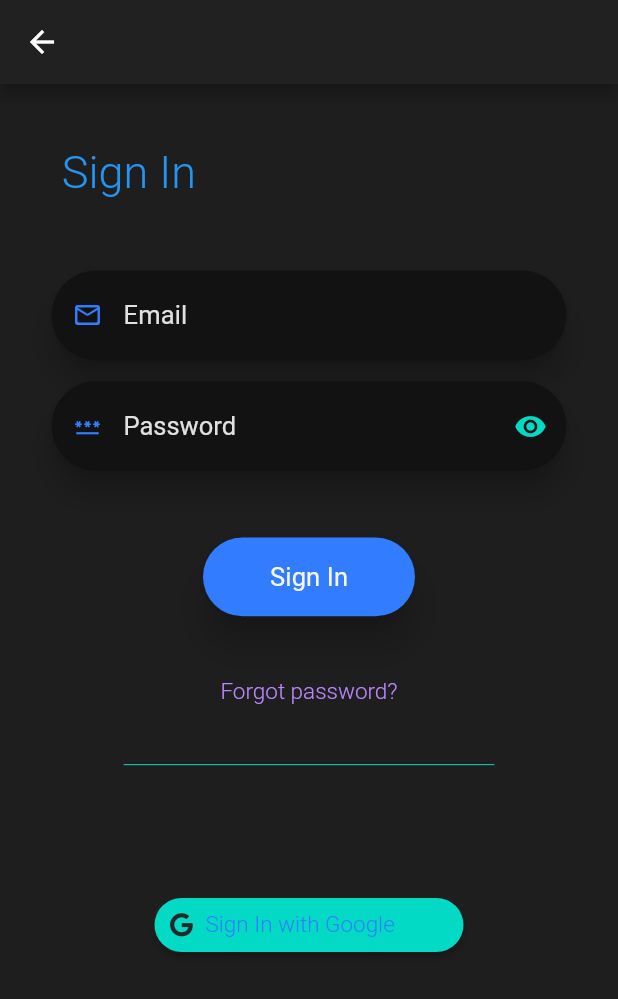
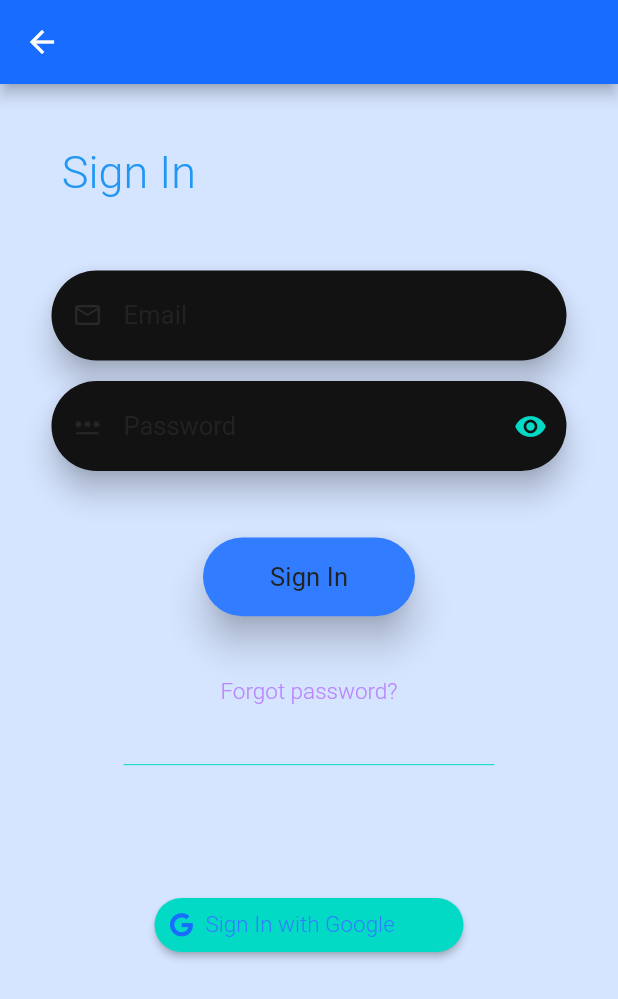
Before and after one commit to MalekChehab/my_shelf, a Flutter app: the screen it shows after launch, after a tap on "Sign In", on a phone screen of 412 x 824 dp. Shown: the top 999 px of the screen. Run offline on Flutter 3.47's test engine with Material 2 defaults, Android fonts, the phone set to English and light mode, and no system bars; drawn by our look-alikes of loading_overlay; our stand-ins replace cached_network_image, cloud_firestore, firebase_auth, firebase_core, firebase_storage, flutter_hooks and 13 more; missing offline and left inert: blurhash, day_night_switcher, marquee_widget; accounts and stored records are empty; Roboto replaces fonts that are missing (Nunito).

Commit message:
Added light theme and theme switch and theme provider

```diff
--- /dev/null
+++ b/lib/controllers/shared_utility.dart
@@ -0,0 +1,30 @@
+import 'package:flutter_riverpod/flutter_riverpod.dart';
+import 'package:shared_preferences/shared_preferences.dart';
+
+/* ** Code Reference: https://codewithandrea.com/videos/flutter-state-management-riverpod/
+***** The return type Future<SharedPreferences> isn't a 'SharedPreferences', as required by the closure's context.
+***/
+final sharedPreferencesProvider = Provider<SharedPreferences>((ref) {
+  throw UnimplementedError();
+});
+
+final sharedUtilityProvider = Provider<SharedUtility>((ref) {
+  final _sharedPrefs = ref.watch(sharedPreferencesProvider);
+  return SharedUtility(sharedPreferences: _sharedPrefs);
+});
+
+class SharedUtility {
+  SharedUtility({
+    required this.sharedPreferences,
+  });
+
+  final SharedPreferences sharedPreferences;
+
+  bool isDarkModeEnabled() {
+    return sharedPreferences.getBool('isDarkModeEnabled') ?? false;
+  }
+
+  Future<bool> setDarkModeEnabled(bool value) async {
+    return await sharedPreferences.setBool('isDarkModeEnabled', value);
+  }
+}
--- a/lib/controllers/theme.dart
+++ b/lib/controllers/theme.dart
@@ -1,7 +1,41 @@
 import 'package:flutter/material.dart';
+import 'package:hooks_riverpod/hooks_riverpod.dart';
+import 'package:my_library/controllers/shared_utility.dart';
+
+final appThemeProvider = Provider<MyThemes>((ref) {
+  return MyThemes();
+});
 
 class MyThemes {
-  static final darkTheme = ThemeData(
+
+  ThemeData getAppThemeData(BuildContext context, bool isDarkModeEnabled) {
+    return isDarkModeEnabled ? _darkThemeData : _lightThemeData;
+  }
+
+  static final _lightThemeData = ThemeData(
+    scaffoldBackgroundColor: const Color(0xFFd5e4ff),
+    primaryColor: const Color(0xFF186cff),
+    backgroundColor: const Color(0xFFF6F6F6),
+    indicatorColor: Colors.yellowAccent,
+    buttonColor: const Color(0xFF317CFF),
+    accentColor: Colors.yellowAccent,
+    colorScheme: const ColorScheme.dark(),
+    iconTheme: const IconThemeData(color: Color(0xFF282828)),
+    textTheme: _lightTextTheme,
+    hintColor: const Color(0xFF222222),
+    appBarTheme: const AppBarTheme(
+      color: Color(0xFF186cff),
+      brightness: Brightness.light,
+    ),
+    bottomAppBarColor: const Color(0xFF186cff),
+    listTileTheme: const ListTileThemeData(
+      textColor: Color(0xFF317CFF),
+
+    ),
+    dialogBackgroundColor: Colors.grey.shade300,
+  );
+
+  static final _darkThemeData = ThemeData(
     scaffoldBackgroundColor: const Color(0xFF1E1E1E),
     primaryColor: const Color(0xFF282828),
     backgroundColor: const Color(0xFF222222),
@@ -17,6 +51,10 @@ class MyThemes {
       brightness: Brightness.light,
     ),
     bottomAppBarColor: const Color(0xFF222222),
+    listTileTheme: const ListTileThemeData(
+        textColor: Color(0xFFF6F6F6),
+
+    ),
   );
 
   // static final scheme = ColorScheme(
@@ -34,6 +72,80 @@ class MyThemes {
       // onError: onError,
       // brightness: brightness
   // );
+
+  static TextTheme get _lightTextTheme {
+    return const TextTheme(
+      bodyText1: TextStyle(
+        fontFamily: 'Nunito',
+        fontSize: 20,
+        fontWeight: FontWeight.w500,
+        color: Color(0xFFF6F6F6),
+      ),
+      caption: TextStyle(
+        fontFamily: 'Nunito',
+        fontSize: 17.0,
+        color: Color(0xFFB3B3B3),
+        fontWeight: FontWeight.w500,
+      ),
+      subtitle1: TextStyle(
+        fontFamily: 'Nunito',
+        fontSize: 17.0,
+        color: Color(0xFF317CFF),
+      ),
+      subtitle2: TextStyle(
+        fontFamily: 'Nunito',
+        fontSize: 17.0,
+        color: Color(0xFF222222),
+        fontWeight: FontWeight.w400,
+      ),
+      headline1: TextStyle(
+        fontFamily: 'Nunito',
+        fontSize: 65,
+        color: Colors.blueAccent,
+      ),
+      headline2: TextStyle(
+        fontFamily: 'Nunito',
+        fontSize: 30,
+        fontWeight: FontWeight.w300,
+        color: Color(0xFF222222),
+      ),
+      headline3: TextStyle(
+        fontFamily: 'Nunito',
+        fontSize: 19.0,
+        color: Color(0xFF222222),
+        fontWeight: FontWeight.w500,
+      ),
+      headline4: TextStyle(
+        fontFamily: 'Nunito',
+        fontSize: 22.0,
+        color: Colors.blueAccent,
+        fontWeight: FontWeight.w300,
+      ),
+      headline5: TextStyle(
+        fontFamily: 'Nunito',
+        fontSize: 30,
+        color: Colors.blue,
+        fontWeight: FontWeight.w300,
+      ),
+      headline6: TextStyle(
+        fontFamily: 'Nunito',
+        fontSize: 16,
+        color: Color(0xFF317CFF),
+        fontWeight: FontWeight.bold,
+      ),
+      bodyText2: TextStyle(
+        fontFamily: 'Nunito',
+        fontSize: 18,
+        color: Color(0xFF222222),
+        fontWeight: FontWeight.w400,
+      ),
+      button: TextStyle(
+        fontFamily: 'Nunito',
+        fontSize: 15.0,
+        fontWeight: FontWeight.w300,
+      ),
+    );
+  }
 
   static TextTheme get _darkTextTheme {
     return const TextTheme(
@@ -109,3 +221,26 @@ class MyThemes {
     );
   }
 }
+
+final appThemeStateProvider = StateNotifierProvider<AppThemeNotifier, bool>((ref) {
+  final _isDarkModeEnabled = ref.read(sharedUtilityProvider).isDarkModeEnabled();
+  return AppThemeNotifier(_isDarkModeEnabled);
+});
+
+class AppThemeNotifier extends StateNotifier<bool> {
+  AppThemeNotifier(this.defaultDarkModeValue) : super(defaultDarkModeValue);
+
+  final bool defaultDarkModeValue;
+
+  toggleAppTheme(BuildContext context, WidgetRef ref) {
+    final _isDarkModeEnabled =
+    ref.read(sharedUtilityProvider).isDarkModeEnabled();
+    final _toggleValue = !_isDarkModeEnabled;
+
+    ref.read(sharedUtilityProvider,)
+        .setDarkModeEnabled(_toggleValue).whenComplete(() => {
+        state = _toggleValue,
+      },
+    );
+  }
+}
--- a/lib/main.dart
+++ b/lib/main.dart
@@ -2,26 +2,36 @@ import 'package:flutter/material.dart';
 import 'package:firebase_core/firebase_core.dart';
 import 'package:hooks_riverpod/hooks_riverpod.dart';
 import 'package:my_library/view/screens/splash_screen.dart';
+import 'package:shared_preferences/shared_preferences.dart';
+import 'controllers/shared_utility.dart';
 import 'controllers/theme.dart';
 import 'package:flutter_localizations/flutter_localizations.dart';
 
 Future main() async {
   WidgetsFlutterBinding.ensureInitialized();
+  final sharedPreferences = await SharedPreferences.getInstance();
   await Firebase.initializeApp();
-  runApp(const ProviderScope(child: MyApp()));
+  runApp( ProviderScope(
+      overrides: [
+        // override the previous value with the new object
+        sharedPreferencesProvider.overrideWithValue(sharedPreferences),
+      ],
+      child: const MyApp()
+  ));
 }
 
-class MyApp extends StatelessWidget {
+class MyApp extends ConsumerWidget {
   const MyApp({Key? key}) : super(key: key);
 
   // This widget is the root of the application.
   @override
-  Widget build(BuildContext context) {
+  Widget build(BuildContext context, WidgetRef ref) {
+    final _appThemeState = ref.watch(appThemeStateProvider);
     return MaterialApp(
       debugShowCheckedModeBanner: false,
       title: 'My Shelf',
-      themeMode: ThemeMode.dark,
-      darkTheme: MyThemes.darkTheme,
+      theme: ref.read(appThemeProvider)
+          .getAppThemeData(context, _appThemeState),
       localizationsDelegates: const [
         GlobalMaterialLocalizations.delegate,
         GlobalWidgetsLocalizations.delegate,
--- a/lib/view/screens/home/add_book.dart
+++ b/lib/view/screens/home/add_book.dart
@@ -1,5 +1,4 @@
 import 'dart:io';
-import 'package:cached_network_image/cached_network_image.dart';
 import 'package:fluttertoast/fluttertoast.dart';
 import 'package:hooks_riverpod/hooks_riverpod.dart';
 import 'package:loading_overlay/loading_overlay.dart';
--- a/lib/view/screens/home/home_screen.dart
+++ b/lib/view/screens/home/home_screen.dart
@@ -113,8 +113,8 @@ class HomeScreenState extends ConsumerState<HomeScreen> {
                     ),
                   ],
                   titleTextStyle: Theme.of(context).textTheme.bodyText1,
-                  backgroundColor: Theme.of(context).primaryColor,
-                  elevation: 20,
+                  backgroundColor: Theme.of(context).appBarTheme.color,
+                  elevation: 15,
                   title: Text(_auth.userExist()
                       ? _auth.getUserName().toString().endsWith('s') || _auth.getUserName().toString().endsWith('S')
                       ? _auth.getUserName().toString() + "' Shelf"
--- a/lib/view/widgets/book_item.dart
+++ b/lib/view/widgets/book_item.dart
@@ -82,7 +82,7 @@ class BookItem extends StatelessWidget {
                       children: <Widget>[
                         Text(
                           _book.title,
-                          style: Theme.of(context).textTheme.bodyText1,
+                          style: Theme.of(context).textTheme.headline3,
                         ),
                         Padding(
                           padding: const EdgeInsets.only(top: 10.0),
--- a/lib/view/widgets/dialog.dart
+++ b/lib/view/widgets/dialog.dart
@@ -85,7 +85,7 @@ class MyDialog extends StatelessWidget {
               child: textField,
             ),
             const SizedBox(
-              height: 10,
+              height: 20,
             ),
           ],
         ),
--- a/pubspec.yaml
+++ b/pubspec.yaml
@@ -53,11 +53,11 @@ dependencies:
   intl:
   flutter_localizations:
     sdk: flutter
-  settings_ui:
   blurhash:
   octo_image:
   photo_view:
-
+  shared_preferences:
+  day_night_switcher:
 
 
   # The following adds the Cupertino Icons font to your application.
```
Also changed, not shown: lib/view/screens/home/settings_screen.dart (+91 -86 lines), pubspec.lock.
